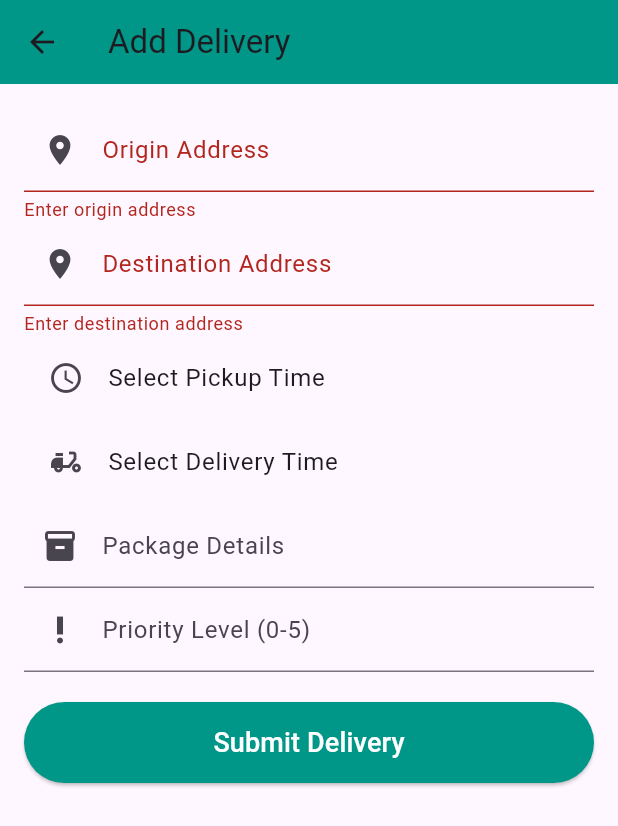
After one commit to ZenMachina16/FleetFlow, a Flutter app: the AddDeliveryPage screen opened directly, after a tap on "Submit Delivery", on a phone screen of 412 x 824 dp. The commit adds this screen. Shown: the top 826 px of the screen. Run offline on Flutter 3.47's test engine with Material 3 defaults, Android fonts, the phone set to English and light mode, and no system bars; our stand-ins replace flutter_map, geolocator, latlong2, supabase_flutter; missing offline and left inert: flutter_mapbox_navigation, mapbox_search; accounts and stored records are empty; network calls fail.

Commit message:
Add delivery page

```diff
--- /dev/null
+++ b/lib/add_delivery.dart
@@ -0,0 +1,181 @@
+import 'package:flutter/material.dart';
+import 'package:mapbox_search/mapbox_search.dart';
+import 'package:supabase_flutter/supabase_flutter.dart';
+
+class AddDeliveryPage extends StatefulWidget {
+  @override
+  _AddDeliveryPageState createState() => _AddDeliveryPageState();
+}
+
+class _AddDeliveryPageState extends State<AddDeliveryPage> {
+  final _formKey = GlobalKey<FormState>();
+
+  final TextEditingController _originController = TextEditingController();
+  final TextEditingController _destinationController = TextEditingController();
+  final TextEditingController _packageDetailsController = TextEditingController();
+  final TextEditingController _priorityController = TextEditingController();
+
+  DateTime? _pickupTime;
+  DateTime? _deliveryTime;
+
+  List<MapBoxPlace> _suggestions = [];
+  bool _isOrigin = true;
+
+  final String mapboxApiKey = "sk.eyJ1IjoiYXRoYXJ2YW1wMDQiLCJhIjoiY203bHFkNDE1MGVxNTJscXEydDVzNWI5dSJ9.cYEiC2CRD5kT2dg0r_b9gQ";
+
+  void _searchAddress(String query, bool isOrigin) async {
+    if (query.isEmpty) return;
+
+    var placesSearch = PlacesSearch(apiKey: mapboxApiKey, country: "IN", limit: 5);
+    List<MapBoxPlace> places = await placesSearch.getPlaces(query) ?? [];
+
+    setState(() {
+      _suggestions = places;
+      _isOrigin = isOrigin;
+    });
+  }
+
+  Future<void> _submitDelivery() async {
+    if (!_formKey.currentState!.validate()) return;
+
+    try {
+      final supabase = Supabase.instance.client;
+
+      await supabase.from('delivery').insert({
+        'origin_address': _originController.text,
+        'destination_address': _destinationController.text,
+        'scheduled_pickup_time': _pickupTime?.toIso8601String(),
+        'scheduled_delivery_time': _deliveryTime?.toIso8601String(),
+        'current_status': 'Pending',
+        'package_details': _packageDetailsController.text,
+        'priority_level': int.tryParse(_priorityController.text) ?? 0,
+        'created_by': supabase.auth.currentUser?.id,
+      });
+
+      ScaffoldMessenger.of(context).showSnackBar(
+        SnackBar(content: Text('Delivery Added Successfully!'), backgroundColor: Colors.green),
+      );
+
+      Navigator.pop(context);
+    } catch (e) {
+      ScaffoldMessenger.of(context).showSnackBar(
+        SnackBar(content: Text('Error: $e'), backgroundColor: Colors.red),
+      );
+    }
+  }
+
+  void _pickDateTime(bool isPickup) async {
+    DateTime? pickedDate = await showDatePicker(
+      context: context,
+      initialDate: DateTime.now(),
+      firstDate: DateTime.now(),
+      lastDate: DateTime(2030),
+    );
+
+    if (pickedDate == null) return;
+
+    TimeOfDay? pickedTime = await showTimePicker(
+      context: context,
+      initialTime: TimeOfDay.now(),
+    );
+
+    if (pickedTime == null) return;
+
+    DateTime finalDateTime = DateTime(
+      pickedDate.year, pickedDate.month, pickedDate.day, pickedTime.hour, pickedTime.minute,
+    );
+
+    setState(() {
+      if (isPickup) {
+        _pickupTime = finalDateTime;
+      } else {
+        _deliveryTime = finalDateTime;
+      }
+    });
+  }
+
+  @override
+  Widget build(BuildContext context) {
+    return Scaffold(
+      appBar: AppBar(title: Text('Add Delivery'), backgroundColor: Colors.teal),
+      body: Padding(
+        padding: EdgeInsets.all(16.0),
+        child: Form(
+          key: _formKey,
+          child: ListView(
+            children: [
+              TextFormField(
+                controller: _originController,
+                decoration: InputDecoration(labelText: 'Origin Address', prefixIcon: Icon(Icons.location_on)),
+                onChanged: (value) => _searchAddress(value, true),
+                validator: (value) => value!.isEmpty ? 'Enter origin address' : null,
+              ),
+              TextFormField(
+                controller: _destinationController,
+                decoration: InputDecoration(labelText: 'Destination Address', prefixIcon: Icon(Icons.location_on)),
+                onChanged: (value) => _searchAddress(value, false),
+                validator: (value) => value!.isEmpty ? 'Enter destination address' : null,
+              ),
+
+              if (_suggestions.isNotEmpty) ..._suggestions.map((place) {
+                return ListTile(
+                  title: Text(place.placeName ?? ''),
+                  onTap: () {
+                    setState(() {
+                      if (_isOrigin) {
+                        _originController.text = place.placeName ?? '';
+                      } else {
+                        _destinationController.text = place.placeName ?? '';
+                      }
+                      _suggestions = [];
+                    });
+                  },
+                );
+              }),
+
+              ListTile(
+                title: Text(_pickupTime == null
+                    ? 'Select Pickup Time'
+                    : 'Pickup: ${_pickupTime!.toLocal()}'),
+                leading: Icon(Icons.access_time),
+                onTap: () => _pickDateTime(true),
+              ),
+
+              ListTile(
+                title: Text(_deliveryTime == null
+                    ? 'Select Delivery Time'
+                    : 'Delivery: ${_deliveryTime!.toLocal()}'),
+                leading: Icon(Icons.delivery_dining),
+                onTap: () => _pickDateTime(false),
+              ),
+
+              TextFormField(
+                controller: _packageDetailsController,
+                decoration: InputDecoration(labelText: 'Package Details', prefixIcon: Icon(Icons.inventory)),
+              ),
+
+              TextFormField(
+                controller: _priorityController,
+                decoration: InputDecoration(labelText: 'Priority Level (0-5)', prefixIcon: Icon(Icons.priority_high)),
+                keyboardType: TextInputType.number,
+                validator: (value) {
+                  if (value!.isNotEmpty && int.tryParse(value) == null) {
+                    return 'Enter a valid number';
+                  }
+                  return null;
+                },
+              ),
+
+              SizedBox(height: 20),
+              ElevatedButton(
+                onPressed: _submitDelivery,
+                style: ElevatedButton.styleFrom(backgroundColor: Colors.teal, padding: EdgeInsets.all(14)),
+                child: Text('Submit Delivery', style: TextStyle(fontSize: 18, color: Colors.white)),
+              ),
+            ],
+          ),
+        ),
+      ),
+    );
+  }
+}
--- a/lib/home_page.dart
+++ b/lib/home_page.dart
@@ -1,7 +1,7 @@
 import 'package:flutter/material.dart';
 import 'package:supabase_flutter/supabase_flutter.dart';
 import 'login_page.dart';
-import 'manager_page.dart';
+import 'add_delivery.dart';
 import 'driver_page.dart';
 import 'maps_page.dart';
 
@@ -44,7 +44,7 @@ class _HomePageState extends State<HomePage> {
       String role = response['role'];
 
       if (role == "Manager") {
-        Navigator.push(context, MaterialPageRoute(builder: (context) => ManagerPage()));
+        Navigator.push(context, MaterialPageRoute(builder: (context) => AddDeliveryPage()));
       } else if (role == "Driver") {
         Navigator.push(context, MaterialPageRoute(builder: (context) => DriverPage()));
       } else {
--- a/lib/login_page.dart
+++ b/lib/login_page.dart
@@ -1,6 +1,6 @@
 import 'package:flutter/material.dart';
 import 'package:supabase_flutter/supabase_flutter.dart';
-import 'manager_page.dart';
+import 'add_delivery.dart';
 import 'driver_page.dart';
 import 'signup_page.dart';
 
@@ -40,7 +40,7 @@ class _LoginPageState extends State<LoginPage> {
         // Redirect based on role
         if (role == "Manager") {
           Navigator.pushReplacement(
-              context, MaterialPageRoute(builder: (context) => ManagerPage()));
+              context, MaterialPageRoute(builder: (context) => AddDeliveryPage()));
         } else if (role == "Driver") {
           Navigator.pushReplacement(
               context, MaterialPageRoute(builder: (context) => DriverPage()));
```
Also changed, not shown: lib/manager_page.dart (deleted, +0 -16 lines).
